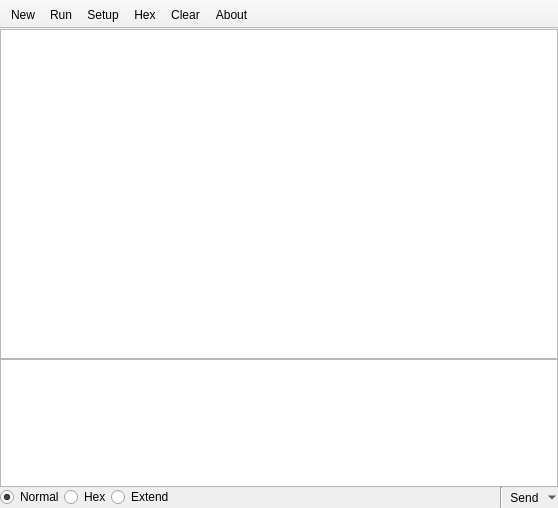
The window that pqcom.ui (xiongyihui/pqcom) describes before a commit, drawn with Qt 5.
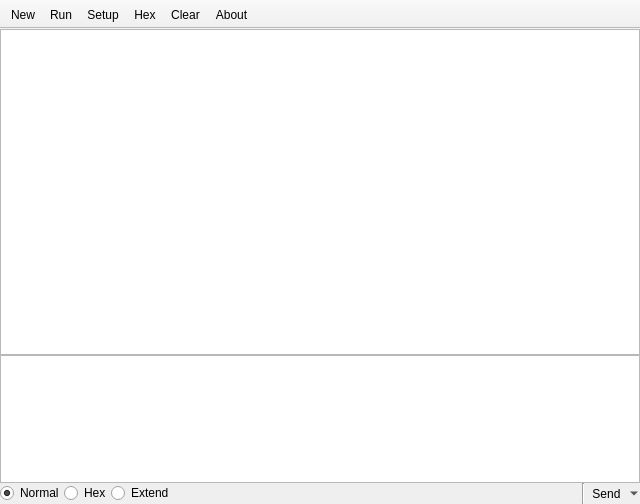
The same window after the commit.

Diff of the .ui file:
```diff
--- a/pqcom.ui
+++ b/pqcom.ui
@@ -6,8 +6,8 @@
    <rect>
     <x>0</x>
     <y>0</y>
-    <width>558</width>
-    <height>508</height>
+    <width>640</width>
+    <height>504</height>
    </rect>
   </property>
   <property name="windowTitle">
```
Left out of the diff: 6 changed lines with no effect on the pictures.
